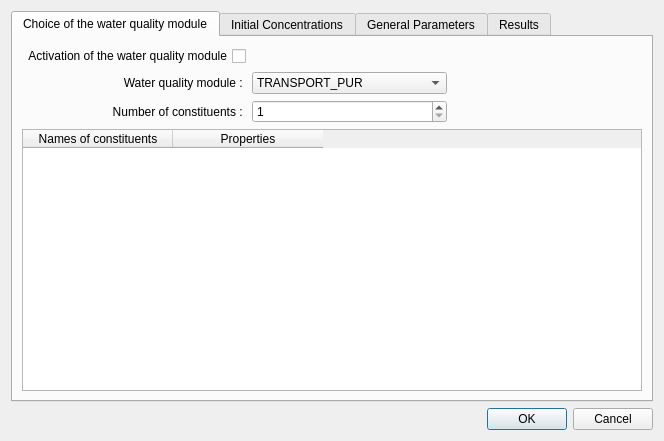
Old version of the form WaterQuality/ui_water_quality.ui in the repository Artelia/Mascaret.
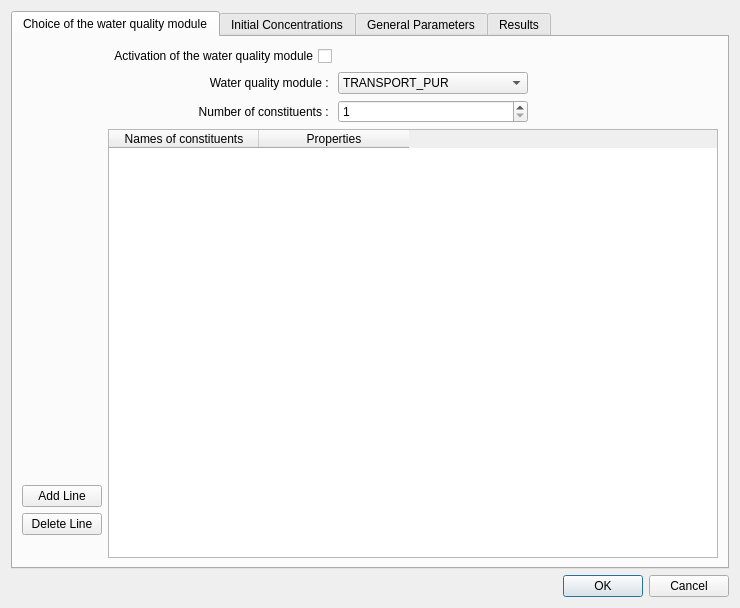
New version of the form.

Commit message:
update water quality module
correction interface graphique ajout
Ajout objet tracer_lateral_laws
Ajout objet law_wq
modification de l'objet extremities
Affichage des nouveaux objets

The edit to the form file:
```diff
--- a/WaterQuality/ui_water_quality.ui
+++ b/WaterQuality/ui_water_quality.ui
@@ -6,22 +6,15 @@
    <rect>
     <x>0</x>
     <y>0</y>
-    <width>628</width>
-    <height>417</height>
+    <width>740</width>
+    <height>608</height>
    </rect>
   </property>
   <property name="windowTitle">
    <string>Parameters Water Quality</string>
   </property>
   <layout class="QGridLayout" name="gridLayout_2">
-   <item row="2" column="0">
-    <widget class="QDialogButtonBox" name="buttonBox">
-     <property name="standardButtons">
-      <set>QDialogButtonBox::Cancel|QDialogButtonBox::Ok</set>
-     </property>
-    </widget>
-   </item>
-   <item row="1" column="0">
+   <item row="0" column="0">
     <widget class="QTabWidget" name="WaterQ">
      <property name="layoutDirection">
       <enum>Qt::LeftToRight</enum>
@@ -34,7 +27,7 @@
        <string>Choice of the water quality module</string>
       </attribute>
       <layout class="QGridLayout" name="gridLayout_3">
-       <item row="0" column="0">
+       <item row="0" column="1">
         <layout class="QGridLayout" name="gridLayout">
          <item row="1" column="1">
           <widget class="QComboBox" name="comboBox">
@@ -154,7 +147,7 @@
          </item>
         </layout>
        </item>
-       <item row="1" column="0">
+       <item row="1" column="1">
         <widget class="QTableWidget" name="tableWidget">
          <property name="sizePolicy">
           <sizepolicy hsizetype="Expanding" vsizetype="Expanding">
@@ -204,6 +197,59 @@
          </column>
         </widget>
        </item>
+       <item row="1" column="0">
+        <layout class="QVBoxLayout" name="verticalLayout_5">
+         <item>
+          <spacer name="verticalSpacer_7">
+           <property name="orientation">
+            <enum>Qt::Vertical</enum>
+           </property>
+           <property name="sizeHint" stdset="0">
+            <size>
+             <width>20</width>
+             <height>40</height>
+            </size>
+           </property>
+          </spacer>
+         </item>
+         <item>
+          <widget class="QPushButton" name="b_add_lineTabTracer">
+           <property name="enabled">
+            <bool>true</bool>
+           </property>
+           <property name="text">
+            <string>Add Line</string>
+           </property>
+          </widget>
+         </item>
+         <item>
+          <widget class="QPushButton" name="b_delete_lineTabTracer">
+           <property name="enabled">
+            <bool>true</bool>
+           </property>
+           <property name="text">
+            <string>Delete Line</string>
+           </property>
+          </widget>
+         </item>
+         <item>
+          <spacer name="verticalSpacer_8">
+           <property name="orientation">
+            <enum>Qt::Vertical</enum>
+           </property>
+           <property name="sizeType">
+            <enum>QSizePolicy::Maximum</enum>
+           </property>
+           <property name="sizeHint" stdset="0">
+            <size>
+             <width>20</width>
+             <height>23</height>
+            </size>
+           </property>
+          </spacer>
+         </item>
+        </layout>
+       </item>
       </layout>
      </widget>
      <widget class="QWidget" name="tab_2">
@@ -766,6 +812,13 @@
      </widget>
     </widget>
    </item>
+   <item row="1" column="0">
+    <widget class="QDialogButtonBox" name="buttonBox">
+     <property name="standardButtons">
+      <set>QDialogButtonBox::Cancel|QDialogButtonBox::Ok</set>
+     </property>
+    </widget>
+   </item>
   </layout>
  </widget>
  <resources/>
```
Left out of the diff: 102 changed lines with no effect on the pictures. The commit also changes 5 other files.
